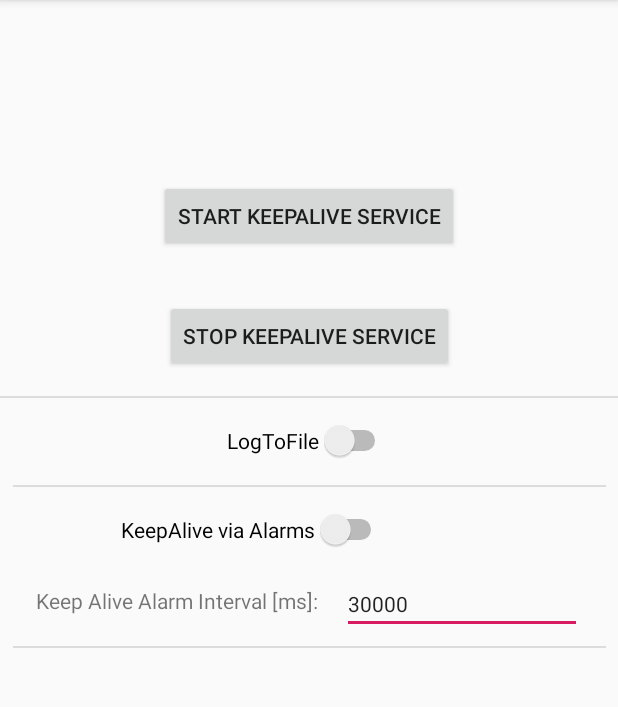
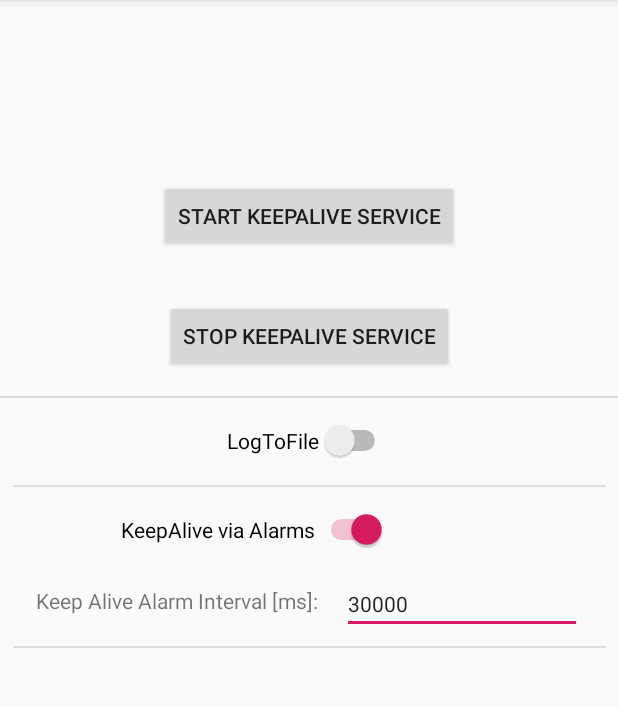
Before and after one commit to Blaziusz/MyOpenHabUI, an Android app: the screen it shows after launch (SettingsMenu), after a tap on "MENU", on a phone screen of 412 x 824 dp, the part 84-791 px from its top. Run offline under Robolectric (Android 15) with nearby library versions, the phone set to English and light mode, and no system bars.

Commit message:
Version 1.2.5   - changed webViews to non static local variables   - Added HttpRequest for Alarm Sirene Temperature   - changed default value of menu_activity components

```diff
--- a/app/src/main/java/com/example/grtothb/myopenhabui/MainActivity.java
+++ b/app/src/main/java/com/example/grtothb/myopenhabui/MainActivity.java
@@ -27,8 +27,6 @@ public class MainActivity extends AppCompatActivity {
     private static final String basic_ui_url = "http://192.168.1.50:8080/basicui/app?sitemap=alarm";
     private static final String NOTIFICATION_CH_ID = "MyOpenHabUINotification";
 
-    private static WebView wv_paper_ui = null;
-    private static WebView wv_basic_ui = null;
 
     // Power management
     private PowerManager.WakeLock mWakeLock;
@@ -71,9 +69,9 @@ public class MainActivity extends AppCompatActivity {
             Log.e(msg, "PowerManager = null");
         }
         // Load the OpenHab Web pages
-        wv_paper_ui = findViewById(R.id.paper_ui_webview);
+        WebView wv_paper_ui = findViewById(R.id.paper_ui_webview);
         loadWebViewDatafinal(wv_paper_ui, paper_ui_url);
-        wv_basic_ui = findViewById(R.id.basic_ui_webview);
+        WebView wv_basic_ui = findViewById(R.id.basic_ui_webview);
         loadWebViewDatafinal(wv_basic_ui, basic_ui_url);
     }
 
--- a/app/src/main/java/com/example/grtothb/myopenhabui/SettingsMenu.java
+++ b/app/src/main/java/com/example/grtothb/myopenhabui/SettingsMenu.java
@@ -61,7 +61,7 @@ public class SettingsMenu extends AppCompatActivity {
          * @param buttonView The compound button view whose state has changed.
          * @param isChecked  The new checked state of buttonView.
          */
-        boolean SwitchState = false;
+        boolean SwitchState = true;
 
         @Override
         public void onCheckedChanged(CompoundButton buttonView, boolean isChecked) {
--- a/app/src/main/java/com/example/grtothb/myopenhabui/fgAppChecker/LollipopDetector.java
+++ b/app/src/main/java/com/example/grtothb/myopenhabui/fgAppChecker/LollipopDetector.java
@@ -15,7 +15,7 @@ public class LollipopDetector implements Detector {
     @TargetApi(Build.VERSION_CODES.LOLLIPOP)
     public String getForegroundApp(final Context context) {
         if(!Utils.hasUsageStatsPermission(context)) {
-            Log.e(new String ("MyLollipopDetector"), "Permission error");
+            Log.e("MyLollipopDetector", "Permission error");
             return null;
         }
 
--- a/app/src/main/res/layout/activity_settings_menu.xml
+++ b/app/src/main/res/layout/activity_settings_menu.xml
@@ -46,11 +46,14 @@
         android:layout_height="wrap_content"
         android:layout_marginStart="8dp"
         android:layout_marginTop="32dp"
+        android:checked="true"
+        android:showText="false"
         android:text="@string/keepalive_via_alarms"
         app:layout_constraintEnd_toEndOf="parent"
         app:layout_constraintHorizontal_bias="0.32"
         app:layout_constraintStart_toStartOf="parent"
-        app:layout_constraintTop_toBottomOf="@+id/LogToFileSwtchID" />
+        app:layout_constraintTop_toBottomOf="@+id/LogToFileSwtchID"
+        tools:checked="true" />
 
     <View
         android:id="@+id/divider3"
```
Also changed, not shown: app/build.gradle (+5 -2 lines), app/src/main/java/com/example/grtothb/myopenhabui/AlarmAction/MyBroadcastReceiver.java (+47 -1 lines).
